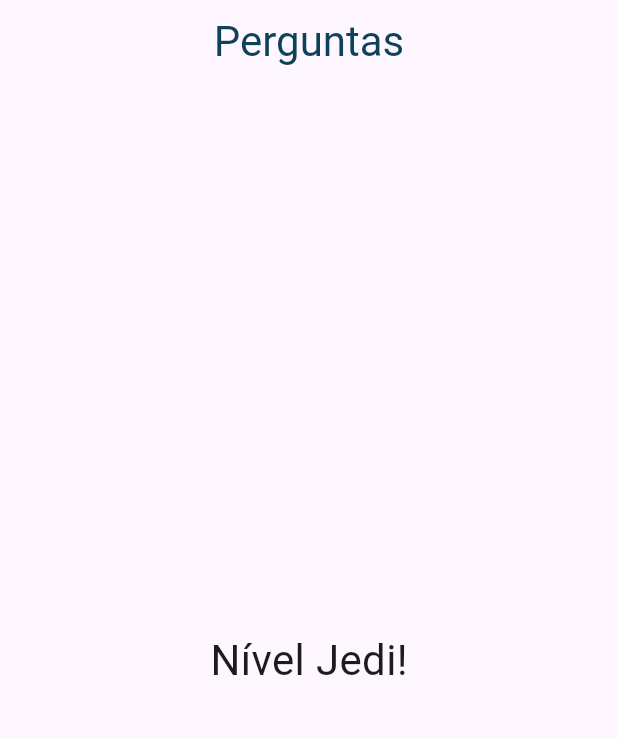
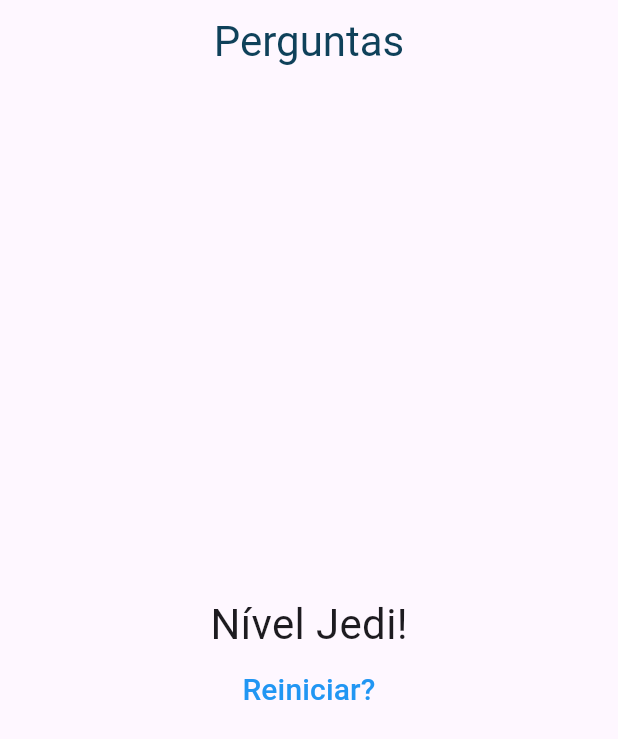
Before and after one commit to MatheusGMartins/projeto_perguntas, a Flutter app: the screen it shows after launch, after a tap on "Preto", after a tap on "Cobra", after a tap on "Dwayne Johnson “The Rock”", on a phone screen of 412 x 824 dp. Shown: the top 739 px of the screen. Run offline on Flutter 3.47's test engine with Material 3 defaults, Android fonts, the phone set to English and light mode, and no system bars.

Commit message:
Criado botão de texto para reiniciar as questões.

```diff
--- a/lib/main.dart
+++ b/lib/main.dart
@@ -50,8 +50,13 @@ class _PerguntaAppState extends State<PerguntaApp> {
         _pontuacaoTotal += pontuacao;
       });
     }
+  }
 
-    print(_pontuacaoTotal);
+  void _reinicarQuestionario(){
+    setState(() {
+      _perguntaSelecionada = 0;
+      _pontuacaoTotal = 0;
+    });
   }
 
   bool get temPerguntaSelecionada {
@@ -82,7 +87,7 @@ class _PerguntaAppState extends State<PerguntaApp> {
                   perguntaSelecionada: _perguntaSelecionada,
                   quandoResponder: _responder,
                 )
-              : Resultado(_pontuacaoTotal)),
+              : Resultado(_pontuacaoTotal, _reinicarQuestionario)),
     );
   }
 }
--- a/lib/resultado.dart
+++ b/lib/resultado.dart
@@ -2,8 +2,9 @@ import 'package:flutter/material.dart';
 
 class Resultado extends StatelessWidget {
   final int pontuacao;
+  final void Function() quandoReiniciarQuestionario;
 
-  Resultado(this.pontuacao);
+  Resultado(this.pontuacao, this.quandoReiniciarQuestionario);
 
   String get fraseResultado {
     if (pontuacao < 8) {
@@ -19,6 +20,19 @@ class Resultado extends StatelessWidget {
 
   @override
   Widget build(BuildContext context) {
-    return Center(child: Text(fraseResultado, style: TextStyle(fontSize: 28)));
+    return Column(
+      mainAxisAlignment: MainAxisAlignment.center,
+      children: [
+        Center(child: Text(fraseResultado, style: const TextStyle(fontSize: 28))),
+        TextButton(
+        onPressed: quandoReiniciarQuestionario,
+        child: const Text(
+          'Reiniciar?',
+          style: TextStyle(fontSize: 20, color: Colors.blue),
+          textAlign: TextAlign.center,
+        ),
+      ),
+      ],
+    );
   }
 }
```
